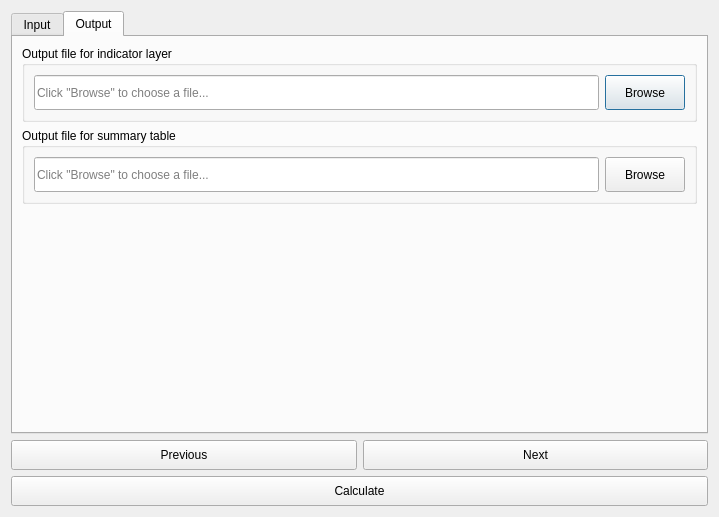
Before: the Qt Designer form MISLAND/gui/DlgCalculateSDISummaryTableAdmin.ui in LocateIT/trends.earth, drawn with Qt 5.
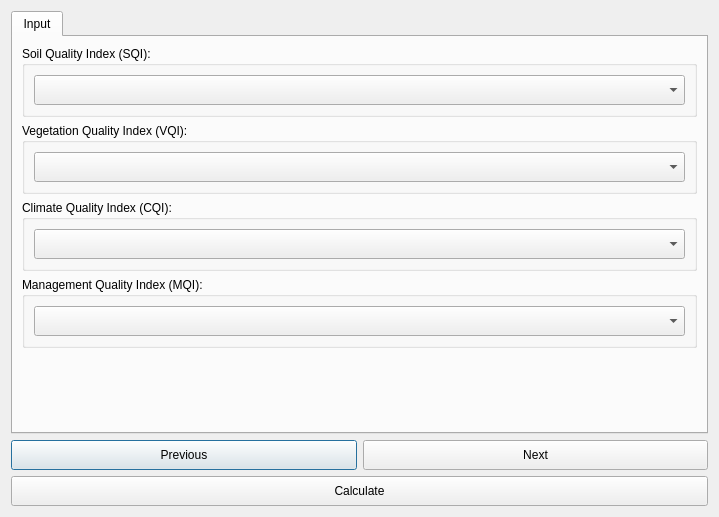
After: the same form once the commit is applied. The open tabs and pages were chosen to show the change. Custom widgets are drawn as their Qt base class.

```diff
--- a/MISLAND/gui/DlgCalculateSDISummaryTableAdmin.ui
+++ b/MISLAND/gui/DlgCalculateSDISummaryTableAdmin.ui
@@ -217,138 +217,6 @@
        </item>
       </layout>
      </widget>
-     <widget class="QWidget" name="OutputTab">
-      <attribute name="title">
-       <string>Output</string>
-      </attribute>
-      <layout class="QVBoxLayout" name="verticalLayout_3">
-       <item>
-        <widget class="QGroupBox" name="groupBox_6">
-         <property name="sizePolicy">
-          <sizepolicy hsizetype="Preferred" vsizetype="Minimum">
-           <horstretch>0</horstretch>
-           <verstretch>0</verstretch>
-          </sizepolicy>
-         </property>
-         <property name="title">
-          <string>Output file for indicator layer</string>
-         </property>
-         <layout class="QHBoxLayout" name="horizontalLayout">
-          <item>
-           <widget class="QLineEdit" name="output_file_layer">
-            <property name="sizePolicy">
-             <sizepolicy hsizetype="Expanding" vsizetype="Minimum">
-              <horstretch>0</horstretch>
-              <verstretch>0</verstretch>
-             </sizepolicy>
-            </property>
-            <property name="minimumSize">
-             <size>
-              <width>0</width>
-              <height>35</height>
-             </size>
-            </property>
-            <property name="readOnly">
-             <bool>true</bool>
-            </property>
-            <property name="placeholderText">
-             <string>Click &quot;Browse&quot; to choose a file...</string>
-            </property>
-           </widget>
-          </item>
-          <item>
-           <widget class="QPushButton" name="browse_output_file_layer">
-            <property name="sizePolicy">
-             <sizepolicy hsizetype="Minimum" vsizetype="Minimum">
-              <horstretch>0</horstretch>
-              <verstretch>0</verstretch>
-             </sizepolicy>
-            </property>
-            <property name="minimumSize">
-             <size>
-              <width>0</width>
-              <height>35</height>
-             </size>
-            </property>
-            <property name="text">
-             <string>Browse</string>
-            </property>
-           </widget>
-          </item>
-         </layout>
-        </widget>
-       </item>
-       <item>
-        <widget class="QGroupBox" name="groupBox_7">
-         <property name="sizePolicy">
-          <sizepolicy hsizetype="Preferred" vsizetype="Minimum">
-           <horstretch>0</horstretch>
-           <verstretch>0</verstretch>
-          </sizepolicy>
-         </property>
-         <property name="title">
-          <string>Output file for summary table</string>
-         </property>
-         <layout class="QHBoxLayout" name="horizontalLayout_2">
-          <item>
-           <widget class="QLineEdit" name="output_file_table">
-            <property name="sizePolicy">
-             <sizepolicy hsizetype="Expanding" vsizetype="Minimum">
-              <horstretch>0</horstretch>
-              <verstretch>0</verstretch>
-             </sizepolicy>
-            </property>
-            <property name="minimumSize">
-             <size>
-              <width>0</width>
-              <height>35</height>
-             </size>
-            </property>
-            <property name="readOnly">
-             <bool>true</bool>
-            </property>
-            <property name="placeholderText">
-             <string>Click &quot;Browse&quot; to choose a file...</string>
-            </property>
-           </widget>
-          </item>
-          <item>
-           <widget class="QPushButton" name="browse_output_file_table">
-            <property name="sizePolicy">
-             <sizepolicy hsizetype="Minimum" vsizetype="Minimum">
-              <horstretch>0</horstretch>
-              <verstretch>0</verstretch>
-             </sizepolicy>
-            </property>
-            <property name="minimumSize">
-             <size>
-              <width>0</width>
-              <height>35</height>
-             </size>
-            </property>
-            <property name="text">
-             <string>Browse</string>
-            </property>
-           </widget>
-          </item>
-         </layout>
-        </widget>
-       </item>
-       <item>
-        <spacer name="verticalSpacer">
-         <property name="orientation">
-          <enum>Qt::Vertical</enum>
-         </property>
-         <property name="sizeHint" stdset="0">
-          <size>
-           <width>20</width>
-           <height>40</height>
-          </size>
-         </property>
-        </spacer>
-       </item>
-      </layout>
-     </widget>
     </widget>
    </item>
    <item>
```
Left out of the diff: 2 changed lines with no effect on the pictures.
